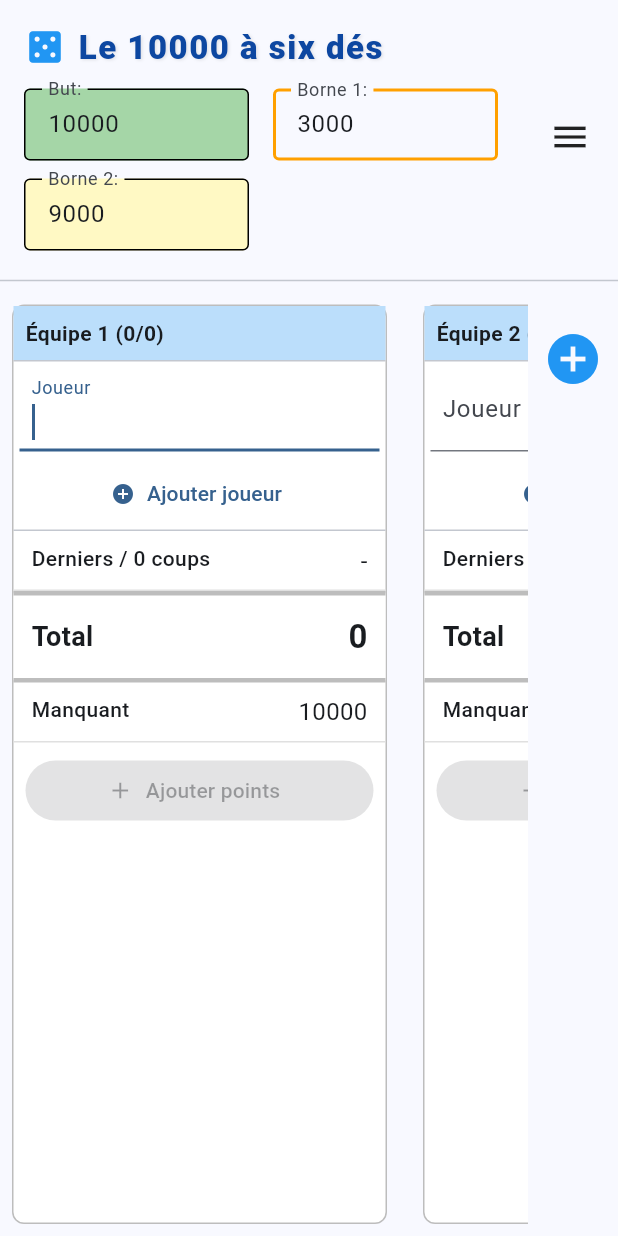
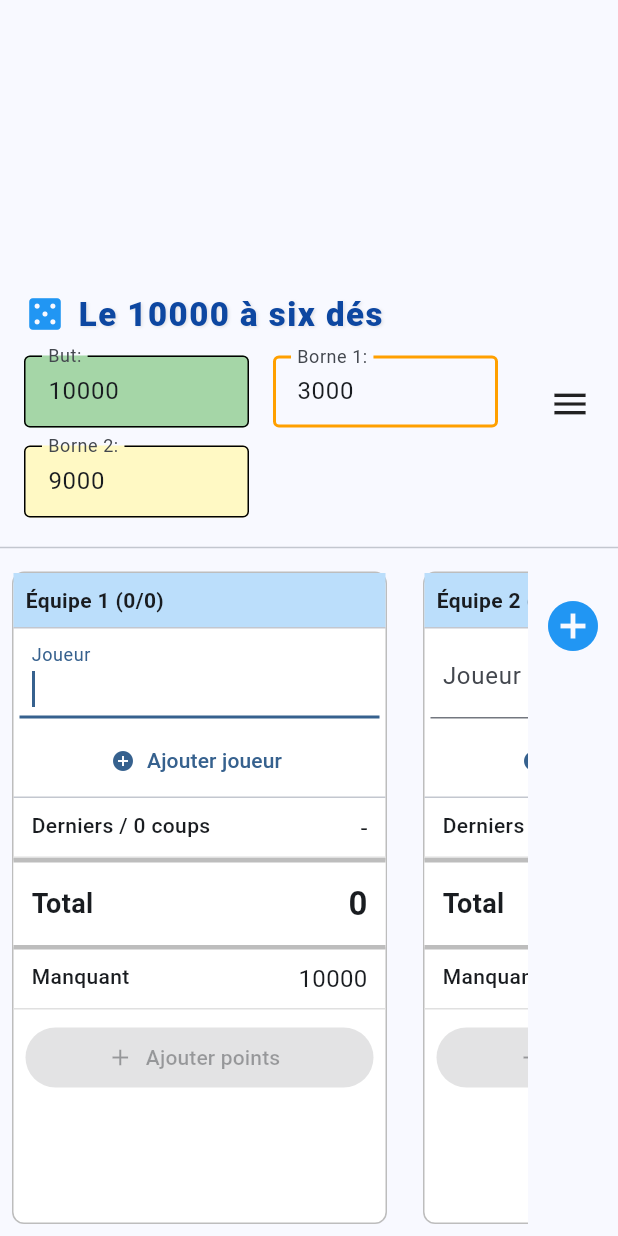
Before and after one commit to SilenusMartin/dix_mille, a Flutter app: the screen it shows after launch, on a phone screen of 412 x 824 dp. Run offline on Flutter 3.47's test engine with Material 3 defaults, Android fonts, the phone set to English and light mode, and no system bars.

Commit message:
Add responsive top spacer of equivalent height to the header to prevent iOS Safari clipping

```diff
--- a/lib/screens/home_screen.dart
+++ b/lib/screens/home_screen.dart
@@ -14,6 +14,7 @@ class HomeScreen extends StatelessWidget {
       body: SafeArea(
         child: Column(
           children: [
+            _buildTopBarPlaceholder(context),
             _buildTopBar(context, gameState),
             const Divider(),
             Expanded(
@@ -55,6 +56,49 @@ class HomeScreen extends StatelessWidget {
             ),
           ],
         ),
+      ),
+    );
+  }
+
+  Widget _buildTopBarPlaceholder(BuildContext context) {
+    return Padding(
+      padding: const EdgeInsets.fromLTRB(16.0, 16.0, 8.0, 12.0),
+      child: Row(
+        crossAxisAlignment: CrossAxisAlignment.center,
+        children: [
+          Expanded(
+            child: Wrap(
+              crossAxisAlignment: WrapCrossAlignment.center,
+              spacing: 24,
+              runSpacing: 12,
+              children: [
+                // Placeholder pour le Titre (même hauteur et dimensions approximatives)
+                const SizedBox(
+                  height: 30,
+                  child: Row(
+                    mainAxisSize: MainAxisSize.min,
+                    children: [
+                      SizedBox(width: 28 + 8), // Dimension de l'icône + espacement
+                      SizedBox(width: 200), // Largeur approximative du texte de titre
+                    ],
+                  ),
+                ),
+                // Placeholders pour les Paramètres (Bornes)
+                const Wrap(
+                  spacing: 16,
+                  runSpacing: 12,
+                  children: [
+                    SizedBox(width: 150, height: 48),
+                    SizedBox(width: 150, height: 48),
+                    SizedBox(width: 150, height: 48),
+                  ],
+                ),
+              ],
+            ),
+          ),
+          // Placeholder pour le Bouton Menu
+          const SizedBox(width: 28, height: 28),
+        ],
       ),
     );
   }
```
